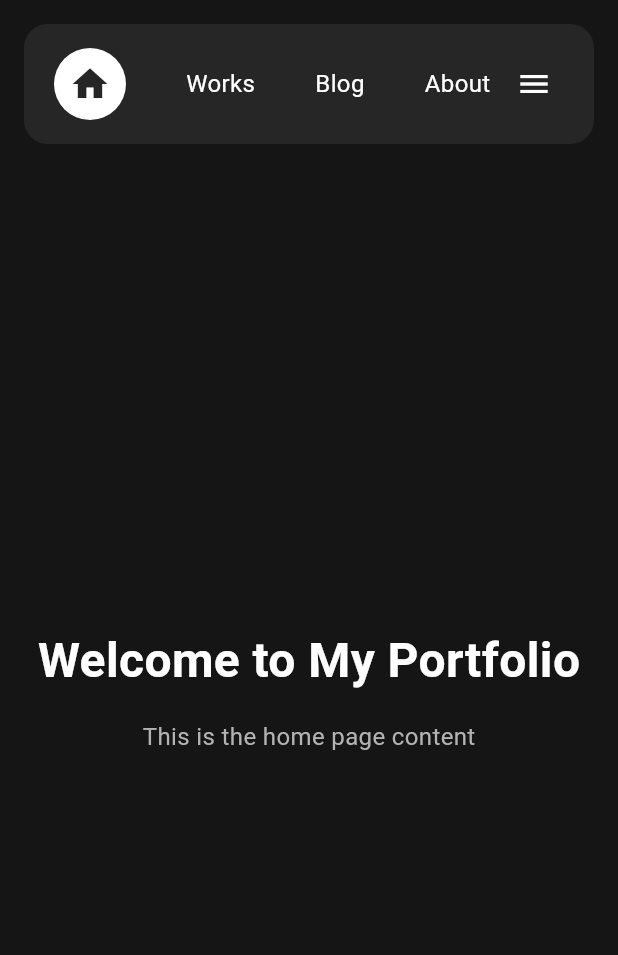
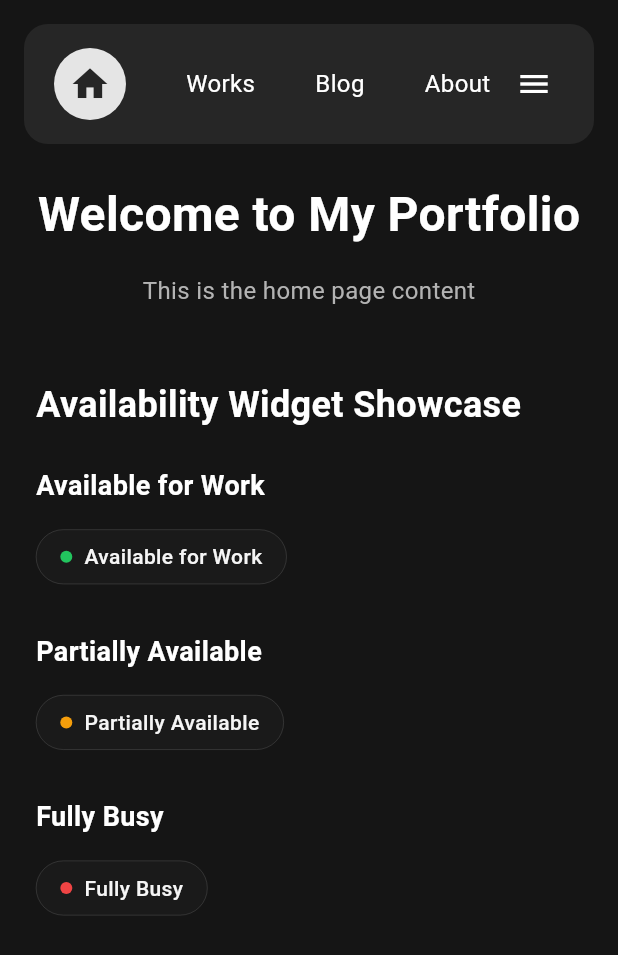
Before and after one commit to alirezat66/portfo, a Flutter app: the screen it shows after launch, on a phone screen of 412 x 824 dp. Shown: the top 955 px of the screen. Run offline on Flutter 3.47's test engine with Material 3 defaults, Android fonts, the phone set to English and light mode, and no system bars; our stand-ins replace equatable, flutter_bloc, flutter_svg, get_it, go_router, vector_graphics.

Commit message:
Add availability status model and widget, update theme colors and home page layout

```diff
--- /dev/null
+++ b/lib/core/models/availability_status.dart
@@ -0,0 +1,40 @@
+import 'package:flutter/material.dart';
+
+enum AvailabilityStatus {
+  available,
+  partiallyAvailable,
+  fullyBusy;
+
+  String get displayText {
+    switch (this) {
+      case AvailabilityStatus.available:
+        return 'Available for Work';
+      case AvailabilityStatus.partiallyAvailable:
+        return 'Partially Available';
+      case AvailabilityStatus.fullyBusy:
+        return 'Fully Busy';
+    }
+  }
+
+  Color get color {
+    switch (this) {
+      case AvailabilityStatus.available:
+        return const Color(0xFF22C55E); // Green
+      case AvailabilityStatus.partiallyAvailable:
+        return const Color(0xFFF59E0B); // Amber
+      case AvailabilityStatus.fullyBusy:
+        return const Color(0xFFEF4444); // Red
+    }
+  }
+
+  IconData get icon {
+    switch (this) {
+      case AvailabilityStatus.available:
+        return Icons.check_circle;
+      case AvailabilityStatus.partiallyAvailable:
+        return Icons.schedule;
+      case AvailabilityStatus.fullyBusy:
+        return Icons.cancel;
+    }
+  }
+}
--- a/lib/core/view/theme/theme.dart
+++ b/lib/core/view/theme/theme.dart
@@ -6,10 +6,12 @@ class AppTheme {
   static const Color surfaceColor = Color(0xFF262626);
   static const Color tertiaryColor = Color(0xFF525252);
   static const Color textPrimaryColor = Color(0xFFFFFFFF);
-  static const Color textSecondaryColor = Color(0xFFB3B3B3);
+  static const Color textSecondaryColor = Color(0xFFA3A3A3);
   static const Color textTertiaryColor = Color(0xFFF5F5F5);
+  static const Color surfaceInvert = Color(0xFFE5E5E5);
   static const Color accentColor = Color(0xFF4A9EFF);
-
+  static const Color surfaceBrandColor = Color(0xFFFDBA72);
+  static const Color surfaceBrandSecondary = Color(0xFFB9925F);
   static ThemeData get darkTheme {
     return ThemeData(
       useMaterial3: true,
@@ -19,8 +21,9 @@ class AppTheme {
         surface: surfaceColor,
         tertiary: tertiaryColor,
         onPrimary: textPrimaryColor,
-        onSurface: textPrimaryColor,
+        onSurface: textSecondaryColor,
         onTertiary: textTertiaryColor,
+        inverseSurface: surfaceInvert,
       ),
       scaffoldBackgroundColor: backgroundColor,
       appBarTheme: const AppBarTheme(
@@ -34,17 +37,14 @@ class AppTheme {
         ),
         iconTheme: IconThemeData(color: textPrimaryColor),
       ),
-
       inputDecorationTheme: InputDecorationTheme(
         fillColor: tertiaryColor,
         filled: true,
-
         border: OutlineInputBorder(
           borderRadius: BorderRadius.circular(8),
           borderSide: BorderSide.none,
         ),
       ),
-
       textTheme: const TextTheme(
         headlineLarge: TextStyle(
           color: textPrimaryColor,
--- a/lib/core/view/theme/theme_extension.dart
+++ b/lib/core/view/theme/theme_extension.dart
@@ -1,6 +1,10 @@
 import 'package:flutter/material.dart';
+import 'package:portfolio/core/view/theme/theme.dart';
 
 extension ThemeExtension on BuildContext {
   TextTheme get textTheme => Theme.of(this).textTheme;
   ColorScheme get colorScheme => Theme.of(this).colorScheme;
+
+  Color get surfaceBrandColor => AppTheme.surfaceBrandColor;
+  Color get surfaceBrandSecondary => AppTheme.surfaceBrandSecondary;
 }
--- a/lib/features/home/view/home_page.dart
+++ b/lib/features/home/view/home_page.dart
@@ -1,6 +1,8 @@
 import 'package:flutter/material.dart';
 import 'package:flutter_bloc/flutter_bloc.dart';
 import '../../../core/di/service_locator.dart';
+import '../../../core/models/availability_status.dart';
+import '../../../widgets/availability_widget.dart';
 import '../../navigation/view_model/bloc/navigation_cubit.dart';
 import '../../navigation/view/widgets/app_navigation_bar.dart';
 import '../../navigation/view/widgets/mobile_menu_drawer.dart';
@@ -26,9 +28,13 @@ class HomeView extends StatelessWidget {
       appBar: const AppNavigationBar(),
       body: Stack(
         children: [
+          SingleChildScrollView(
+            padding: const EdgeInsets.all(24),
+            child: Column(
+              crossAxisAlignment: CrossAxisAlignment.start,
+              children: [
                 const Center(
                   child: Column(
-              mainAxisAlignment: MainAxisAlignment.center,
                     children: [
                       Text(
                         'Welcome to My Portfolio',
@@ -41,8 +47,23 @@ class HomeView extends StatelessWidget {
                       SizedBox(height: 16),
                       Text(
                         'This is the home page content',
-                  style: TextStyle(fontSize: 16, color: Color(0xFFB3B3B3)),
+                        style:
+                            TextStyle(fontSize: 16, color: Color(0xFFB3B3B3)),
                       ),
+                    ],
+                  ),
+                ),
+                const SizedBox(height: 48),
+                const Text(
+                  'Availability Widget Showcase',
+                  style: TextStyle(
+                    fontSize: 24,
+                    fontWeight: FontWeight.bold,
+                    color: Colors.white,
+                  ),
+                ),
+                const SizedBox(height: 24),
+                _buildAvailabilityShowcase(),
               ],
             ),
           ),
@@ -51,4 +72,55 @@ class HomeView extends StatelessWidget {
       ),
     );
   }
+
+  Widget _buildAvailabilityShowcase() {
+    return Column(
+      crossAxisAlignment: CrossAxisAlignment.start,
+      children: [
+        _buildSection(
+          'Available for Work',
+          [
+            const AvailabilityWidget(status: AvailabilityStatus.available),
+          ],
+        ),
+        const SizedBox(height: 32),
+        _buildSection(
+          'Partially Available',
+          [
+            const AvailabilityWidget(
+                status: AvailabilityStatus.partiallyAvailable),
+          ],
+        ),
+        const SizedBox(height: 32),
+        _buildSection(
+          'Fully Busy',
+          [
+            const AvailabilityWidget(status: AvailabilityStatus.fullyBusy),
+          ],
+        ),
+      ],
+    );
   }
+
+  Widget _buildSection(String title, List<Widget> widgets) {
+    return Column(
+      crossAxisAlignment: CrossAxisAlignment.start,
+      children: [
+        Text(
+          title,
+          style: const TextStyle(
+            fontSize: 18,
+            fontWeight: FontWeight.w600,
+            color: Colors.white,
+          ),
+        ),
+        const SizedBox(height: 16),
+        Wrap(
+          spacing: 16,
+          runSpacing: 16,
+          children: widgets,
+        ),
+      ],
+    );
+  }
+}
--- a/lib/features/navigation/view/widgets/app_navigation_bar.dart
+++ b/lib/features/navigation/view/widgets/app_navigation_bar.dart
@@ -26,8 +26,8 @@ class AppNavigationBar extends StatelessWidget implements PreferredSizeWidget {
             padding: isDesktop
                 ? const EdgeInsets.symmetric(horizontal: 48.0)
                 : isTablet
-                ? const EdgeInsets.symmetric(horizontal: 24)
-                : const EdgeInsets.symmetric(horizontal: 16),
+                    ? const EdgeInsets.symmetric(horizontal: 24)
+                    : const EdgeInsets.symmetric(horizontal: 16),
             duration: const Duration(milliseconds: 300),
             child: Container(
               width: double.infinity,
@@ -46,7 +46,7 @@ class AppNavigationBar extends StatelessWidget implements PreferredSizeWidget {
                       },
                       child: CircleAvatar(
                         radius: 28,
-                        backgroundColor: context.colorScheme.onSurface,
+                        backgroundColor: context.colorScheme.inverseSurface,
                         child: Icon(
                           Icons.home,
                           color: context.colorScheme.surface,
@@ -58,6 +58,7 @@ class AppNavigationBar extends StatelessWidget implements PreferredSizeWidget {
                     const NavigationMenuItems(),
                     if (isDesktop) ...[
                       const Spacer(),
+                      const SizedBox(width: 24),
                       const SearchBarWidget(),
                       const Spacer(),
                       const SocialMediaIcons(),
@@ -65,6 +66,7 @@ class AppNavigationBar extends StatelessWidget implements PreferredSizeWidget {
                       const LetsTalkButton(),
                     ] else if (isTablet) ...[
                       const Spacer(),
+                      const SizedBox(width: 16),
                       const LetsTalkButton(),
                       const SizedBox(width: 16),
                       IconButton(
--- a/lib/features/navigation/view/widgets/lets_talk_button.dart
+++ b/lib/features/navigation/view/widgets/lets_talk_button.dart
@@ -9,11 +9,11 @@ class LetsTalkButton extends StatelessWidget {
   Widget build(BuildContext context) {
     return Container(
       decoration: BoxDecoration(
-        border: Border.all(color: const Color(0xFF404040), width: 1),
+        color: context.colorScheme.inverseSurface,
         borderRadius: BorderRadius.circular(8),
       ),
       child: Material(
-        color: context.colorScheme.onSurface,
+        color: context.colorScheme.inverseSurface,
         borderRadius: BorderRadius.circular(8),
         child: InkWell(
           borderRadius: BorderRadius.circular(8),
--- /dev/null
+++ b/lib/widgets/availability_widget.dart
@@ -0,0 +1,49 @@
+import 'package:flutter/material.dart';
+import 'package:portfolio/core/models/availability_status.dart';
+import 'package:portfolio/core/view/theme/theme_extension.dart';
+
+class AvailabilityWidget extends StatelessWidget {
+  final AvailabilityStatus status;
+
+  const AvailabilityWidget({
+    super.key,
+    required this.status,
+  });
+
+  @override
+  Widget build(BuildContext context) {
+    return Container(
+      padding: const EdgeInsets.symmetric(horizontal: 16, vertical: 8),
+      decoration: BoxDecoration(
+        color: context.colorScheme.primary,
+        borderRadius: BorderRadius.circular(1000),
+        border: Border.all(
+          color: const Color(0xFF737373),
+          width: 0.2,
+        ),
+      ),
+      child: Row(
+        mainAxisSize: MainAxisSize.min,
+        children: [
+          Container(
+            width: 8,
+            height: 8,
+            decoration: BoxDecoration(
+              color: status.color,
+              shape: BoxShape.circle,
+            ),
+          ),
+          const SizedBox(width: 8),
+          Text(
+            status.displayText,
+            style: const TextStyle(
+              color: Color(0xFFF5F5F5),
+              fontSize: 14,
+              fontWeight: FontWeight.w500,
+            ),
+          ),
+        ],
+      ),
+    );
+  }
+}
```
Lines whose indentation alone changed are shown as unchanged.
